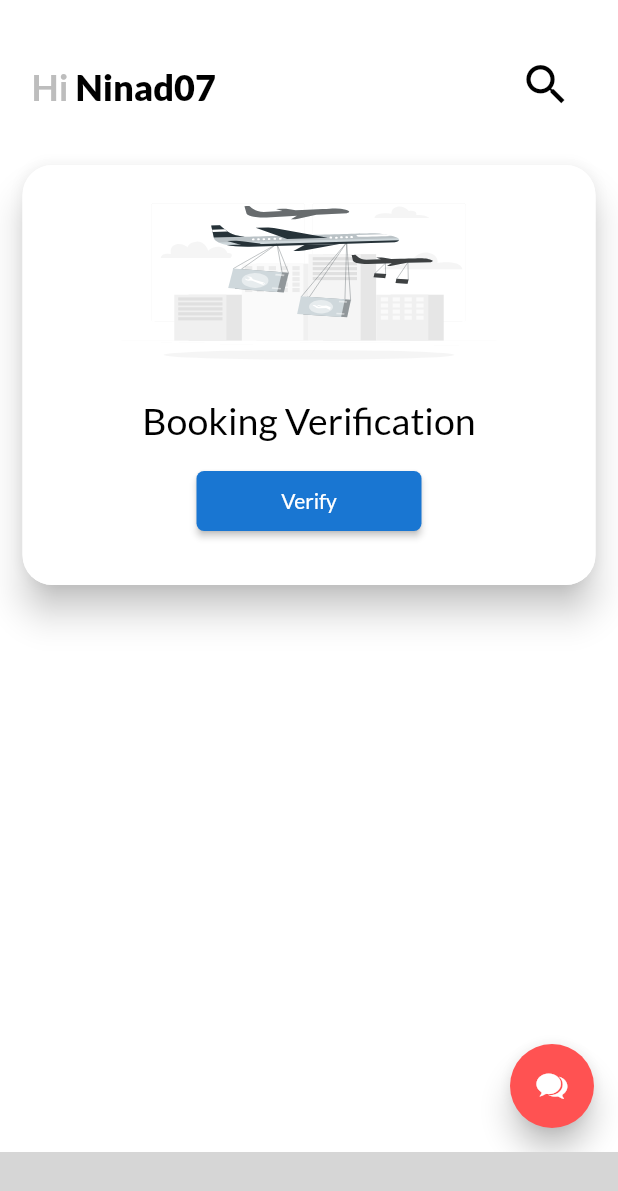
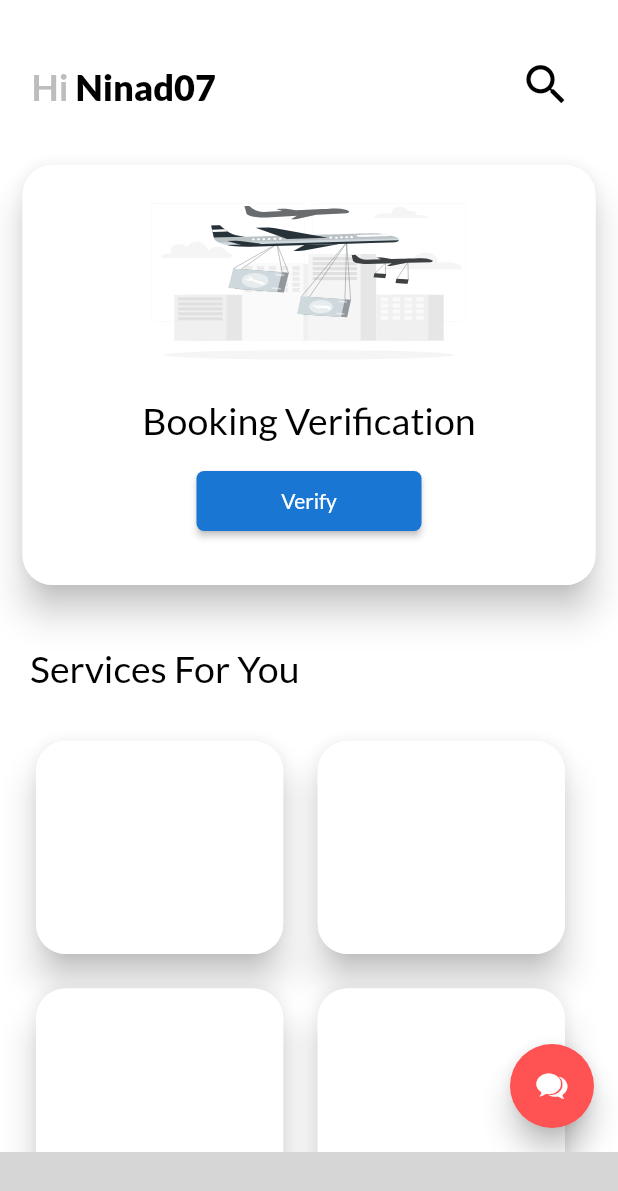
Before and after one commit to kotgire-shreyash/Airway-Companion, a Flutter app: the screen it shows after launch, after a tap on "login", on a phone screen of 412 x 824 dp. Shown: the top 1191 px of the screen. Run offline on Flutter 3.47's test engine with Material 2 defaults, Android fonts, the phone set to English and light mode, and no system bars; drawn by our look-alikes of pull_to_refresh; our stand-ins replace animated_text_kit, cloud_firestore, firebase_auth, firebase_core, flutter_bloc, flutter_staggered_animations and 4 more; missing offline and left inert: bottom_bar_with_sheet, flutter_animated_dialog, flutter_statusbarcolor_ns; accounts and stored records are empty; grey boxes are pictures that could not be loaded.

Commit message:
day 4 commits

```diff
--- a/lib/Modules/Home/Screens/home_screen.dart
+++ b/lib/Modules/Home/Screens/home_screen.dart
@@ -1,3 +1,5 @@
+import 'dart:ui';
+
 import 'package:airwaycompanion/Logic/Bloc/AuthenticationBloc/login_bloc.dart';
 import 'package:airwaycompanion/Logic/Bloc/HomeBloc/home_screen_bloc.dart';
 import 'package:airwaycompanion/Modules/Home/Events/home_screen_events.dart';
@@ -171,6 +173,28 @@ class _HomeScreenState extends State<HomeScreen> {
                     height: 20,
                   ),
                   _flightBookingVerificationCard(),
+                  const SizedBox(
+                    height: 30,
+                  ),
+                  Container(
+                    alignment: Alignment.centerLeft,
+                    margin: const EdgeInsets.only(left: 20),
+                    child: Text(
+                      "Services For You",
+                      textAlign: TextAlign.start,
+                      style: TextStyle(
+                        color: Colors.black,
+                        fontFamily:
+                            GoogleFonts.lato(fontWeight: FontWeight.w400)
+                                .fontFamily,
+                        fontSize: 25,
+                      ),
+                    ),
+                  ),
+                  const SizedBox(
+                    height: 30,
+                  ),
+                  _servicesWidget(),
                 ],
               ),
             ),
@@ -360,4 +384,64 @@ class _HomeScreenState extends State<HomeScreen> {
       ),
     );
   }
+
+  // Services Widget
+  Widget _servicesWidget() {
+    return Center(
+        child: Column(
+      children: [
+        _serviceRowLayout(
+          _serviceCard(Colors.deepPurpleAccent.shade400,
+              Colors.deepPurpleAccent.shade200),
+          _serviceCard(Colors.deepPurpleAccent.shade200,
+              Colors.deepPurpleAccent.shade100),
+        ),
+        const SizedBox(height: 15),
+        _serviceRowLayout(
+          _serviceCard(Colors.deepPurpleAccent.shade200,
+              Colors.deepPurpleAccent.shade100),
+          _serviceCard(Colors.deepPurpleAccent.shade200,
+              Colors.deepPurpleAccent.shade100),
+        ),
+        const SizedBox(height: 15),
+        Center(
+            child: _serviceCard(Colors.deepPurpleAccent.shade400,
+                Colors.deepPurpleAccent.shade100)),
+        const SizedBox(height: 15),
+      ],
+    ));
+  }
+
+  Widget _serviceRowLayout(Widget serviceCard1, Widget serviceCard2) {
+    return Container(
+      height: 150,
+      width: MediaQuery.of(context).size.width,
+      margin: const EdgeInsets.symmetric(horizontal: 20),
+      child: Row(
+        children: [
+          serviceCard1,
+          const SizedBox(width: 15),
+          serviceCard2,
+        ],
+      ),
+    );
+  }
+
+  // Service card
+  Widget _serviceCard(Color color1, Color color2) {
+    return Card(
+      elevation: 10,
+      shape: const RoundedRectangleBorder(
+        borderRadius: BorderRadius.all(Radius.circular(20)),
+      ),
+      child: Container(
+        height: 150,
+        width: MediaQuery.of(context).size.width / 2.5,
+        decoration: const BoxDecoration(
+          color: Colors.white,
+          borderRadius: BorderRadius.all(Radius.circular(20)),
+        ),
+      ),
+    );
+  }
 }
--- a/lib/Modules/Home/Widgets/bottom_navigation_bar.dart
+++ b/lib/Modules/Home/Widgets/bottom_navigation_bar.dart
@@ -1,6 +1,5 @@
 import 'package:airwaycompanion/Modules/Home/Widgets/chat_bot.dart';
 import 'package:bottom_bar_with_sheet/bottom_bar_with_sheet.dart';
-import 'package:convex_bottom_bar/convex_bottom_bar.dart';
 import 'package:flutter/cupertino.dart';
 import 'package:flutter/material.dart';
 import 'package:google_fonts/google_fonts.dart';
--- a/lib/main.dart
+++ b/lib/main.dart
@@ -3,6 +3,7 @@ import 'package:firebase_auth/firebase_auth.dart';
 import 'package:firebase_core/firebase_core.dart';
 import 'package:flutter/material.dart';
 import 'package:flutter_bloc/flutter_bloc.dart';
+import 'package:flutter_statusbarcolor_ns/flutter_statusbarcolor_ns.dart';
 import 'package:google_fonts/google_fonts.dart';
 
 import 'Logic/Bloc/AuthenticationBloc/login_bloc.dart';
@@ -25,6 +26,11 @@ class _AirwayCompanionAppState extends State<AirwayCompanionApp> {
   final GlobalRouter _authPageRouter = GlobalRouter();
 
   @override
+  void initState() {
+    super.initState();
+  }
+
+  @override
   Widget build(BuildContext context) {
     return MultiBlocProvider(
       providers: [
--- a/pubspec.yaml
+++ b/pubspec.yaml
@@ -50,9 +50,8 @@ dependencies:
   pull_to_refresh:
   animated_text_kit:
   font_awesome_flutter:
-  convex_bottom_bar:
   bottom_bar_with_sheet:
-
+  flutter_statusbarcolor_ns:
 
 dev_dependencies:
   flutter_test:
```
Also changed, not shown: pubspec.lock.
